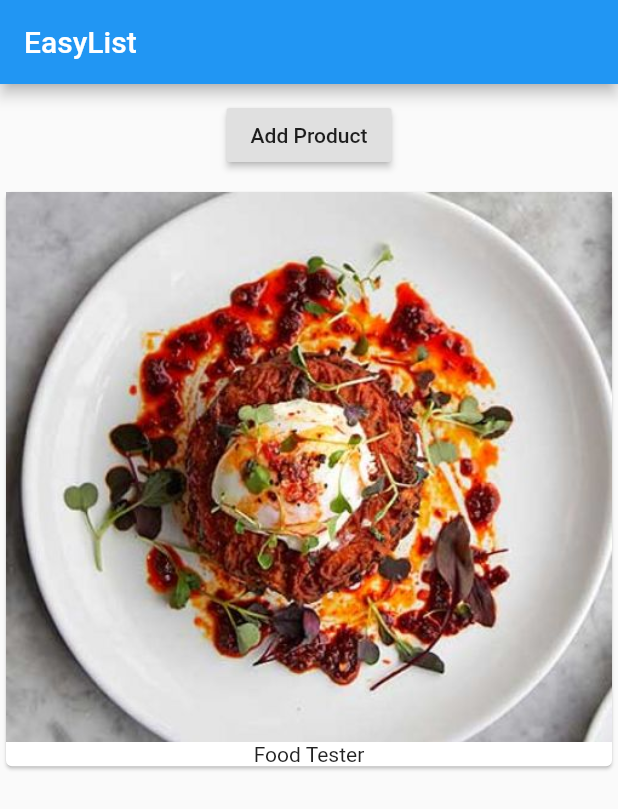
After one commit to ranasl62/1st-flutter-app, a Flutter app: the screen it shows after launch, on a phone screen of 412 x 824 dp. The commit adds this screen. Shown: the top 809 px of the screen. Run offline on Flutter 3.47's test engine with Material 2 defaults, Android fonts, the phone set to English and light mode, and no system bars.

Commit message:
Separate the product Manager Widget

```diff
--- a/lib/main.dart
+++ b/lib/main.dart
@@ -1,3 +1,5 @@
+import 'package:first_app/product.dart';
+import 'package:first_app/product_manager.dart';
 import 'package:flutter/material.dart';
 
 void main() => runApp(MyApp());
@@ -10,7 +12,6 @@ class MyApp extends StatefulWidget {
 }
 
 class _MyAppState extends State<MyApp> {
-  List<String> _products = ['Food Tester'];
   @override
   Widget build(BuildContext context) {
     return MaterialApp(
@@ -20,29 +21,7 @@ class _MyAppState extends State<MyApp> {
           ),
           body: Column(
             children: <Widget>[
-              Container(
-                margin: EdgeInsets.all(10.0),
-                child: RaisedButton(
-                  onPressed: () {
-                    setState(() {
-                    _products.add('value');
-                    });
-                    },
-                  child: Text('Add Product'),
-                ),
-              ),
-              Column(
-                children: _products
-                    .map((element) => Card(
-                          child: Column(
-                            children: <Widget>[
-                              Image.asset('assets/images/food.jpg'),
-                              Text(element)
-                            ],
-                          ),
-                        ))
-                    .toList(),
-              )
+              ProductManager()
             ],
           )),
     );
--- /dev/null
+++ b/lib/product.dart
@@ -0,0 +1,23 @@
+import 'package:flutter/material.dart';
+
+class Product extends StatelessWidget {
+
+  final List<String> products;
+  Product(this.products);
+
+  @override
+  Widget build(BuildContext context) {
+    return Column(
+      children: products
+          .map((element) => Card(
+                child: Column(
+                  children: <Widget>[
+                    Image.asset('assets/images/food.jpg'),
+                    Text(element)
+                  ],
+                ),
+              ))
+          .toList(),
+    );
+  }
+}
--- /dev/null
+++ b/lib/product_manager.dart
@@ -0,0 +1,33 @@
+import 'package:first_app/product.dart';
+import 'package:flutter/material.dart';
+
+class ProductManager extends StatefulWidget {
+  @override
+  State<StatefulWidget> createState() {
+    // TODO: implement createState
+    return _ProductManagerState();
+  }
+}
+
+class _ProductManagerState extends State<ProductManager> {
+  List<String> _products = ['Food Tester'];
+
+  @override
+  Widget build(BuildContext context) {
+    return Column(children: [
+      Container(
+        margin: EdgeInsets.all(10.0),
+        child: RaisedButton(
+          onPressed: () {
+            setState(() {
+              _products.add('value');
+            });
+          },
+          child: Text('Add Product'),
+        ),
+      ),
+      Product(_products)
+    ],
+    );
+  }
+}
```
